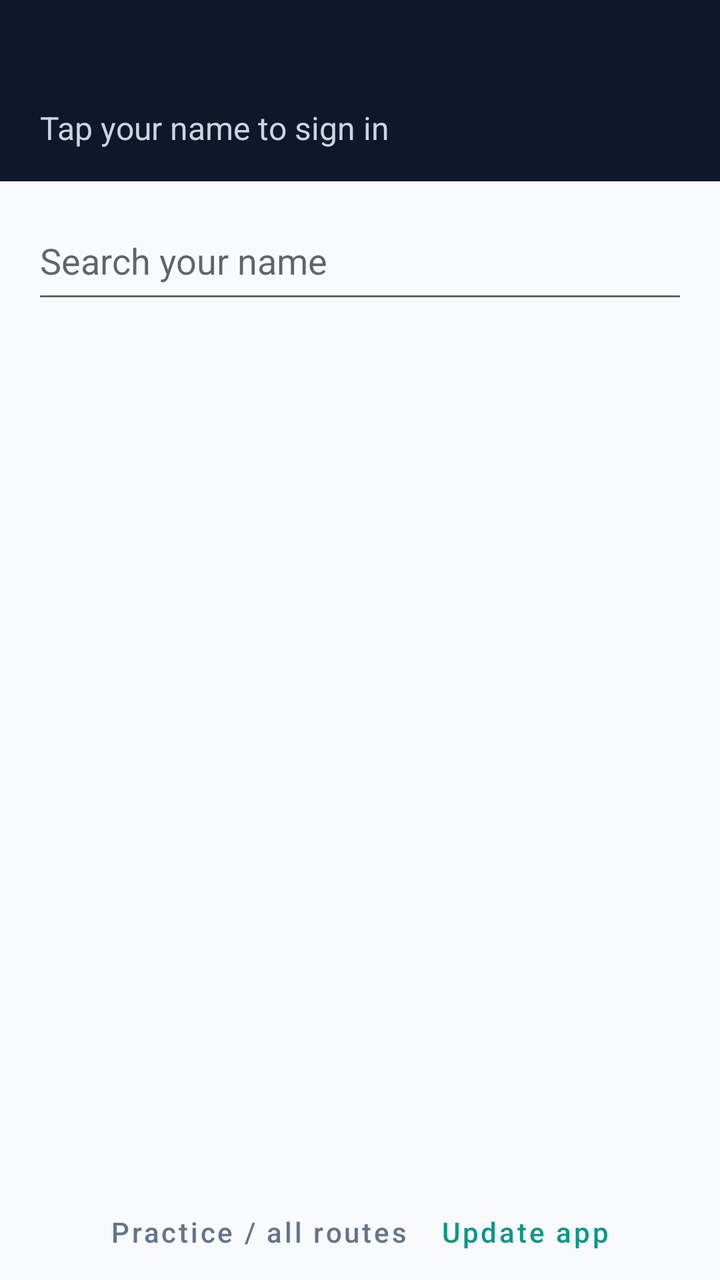
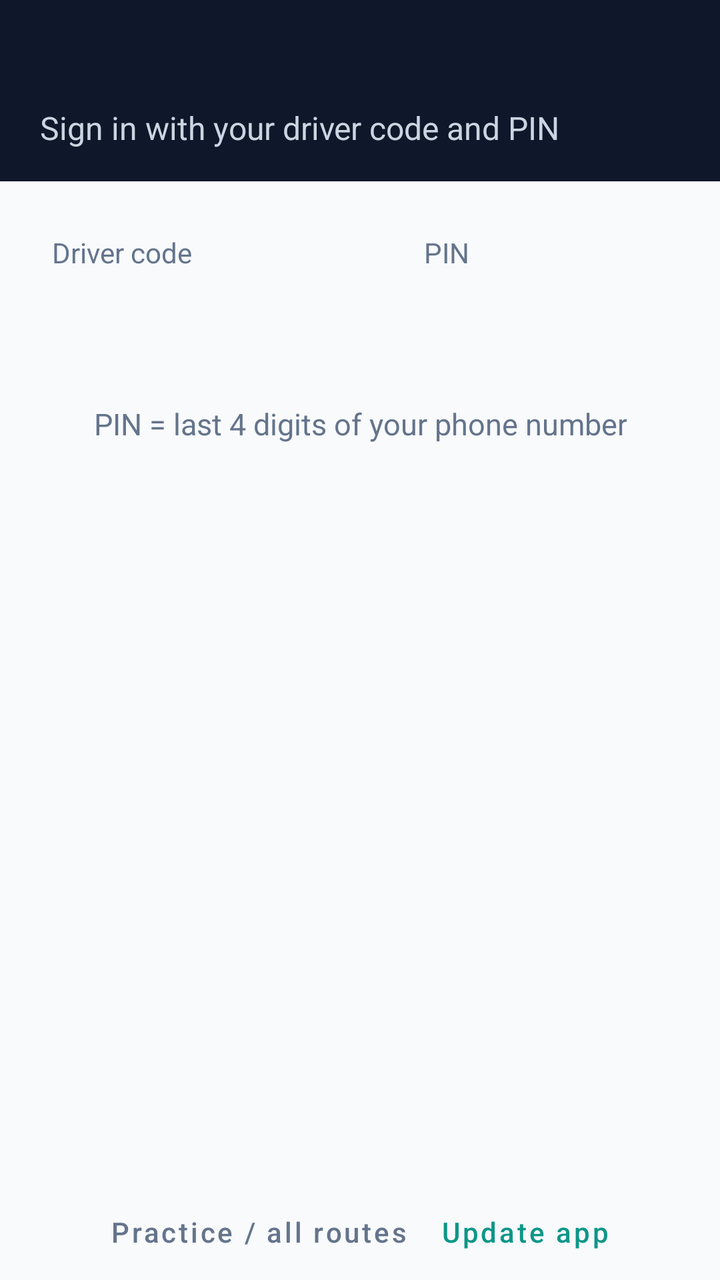

Two renders of the same Android screen: before a commit and after it. Below are the layout's source before the change and the commit's diff.
<!-- AndroidManifest.xml: application theme AppTheme -->
<!-- res/layout/activity_signin.xml -->
<?xml version="1.0" encoding="utf-8"?>
<LinearLayout xmlns:android="http://schemas.android.com/apk/res/android"
    android:layout_width="match_parent"
    android:layout_height="match_parent"
    android:orientation="vertical">

    <LinearLayout
        android:id="@+id/titleBox"
        android:layout_width="match_parent"
        android:layout_height="wrap_content"
        android:background="@color/ink"
        android:orientation="vertical"
        android:paddingStart="20dp"
        android:paddingTop="16dp"
        android:paddingEnd="20dp"
        android:paddingBottom="16dp">

        <TextView
            android:id="@+id/busTitle"
            android:layout_width="wrap_content"
            android:layout_height="wrap_content"
            android:textColor="#FFFFFF"
            android:textSize="26sp"
            android:textStyle="bold" />

        <TextView
            android:layout_width="wrap_content"
            android:layout_height="wrap_content"
            android:layout_marginTop="2dp"
            android:text="Tap your name to sign in"
            android:textColor="#CBD5E1"
            android:textSize="16sp" />
    </LinearLayout>

    <TextView
        android:id="@+id/warning"
        android:layout_width="match_parent"
        android:layout_height="wrap_content"
        android:background="@color/warnBg"
        android:padding="14dp"
        android:textColor="@color/warn"
        android:textSize="15sp"
        android:visibility="gone" />

    <EditText
        android:id="@+id/search"
        android:layout_width="match_parent"
        android:layout_height="56dp"
        android:layout_marginStart="16dp"
        android:layout_marginTop="10dp"
        android:layout_marginEnd="16dp"
        android:hint="Search your name"
        android:importantForAutofill="no"
        android:inputType="textPersonName|textNoSuggestions"
        android:textSize="18sp" />

    <ProgressBar
        android:id="@+id/progress"
        android:layout_width="wrap_content"
        android:layout_height="wrap_content"
        android:layout_gravity="center_horizontal"
        android:layout_marginTop="24dp" />

    <TextView
        android:id="@+id/message"
        android:layout_width="match_parent"
        android:layout_height="wrap_content"
        android:padding="16dp"
        android:textColor="@color/muted"
        android:textSize="16sp"
        android:visibility="gone" />

    <ListView
        android:id="@+id/list"
        android:layout_width="match_parent"
        android:layout_height="0dp"
        android:layout_weight="1"
        android:divider="@color/line"
        android:dividerHeight="1dp" />

    <LinearLayout
        android:layout_width="match_parent"
        android:layout_height="wrap_content"
        android:gravity="center"
        android:orientation="horizontal">

        <com.google.android.material.button.MaterialButton
            android:id="@+id/practice"
            style="@style/Widget.MaterialComponents.Button.TextButton"
            android:layout_width="wrap_content"
            android:layout_height="wrap_content"
            android:text="Practice / all routes"
            android:textAllCaps="false"
            android:textColor="@color/muted" />

        <com.google.android.material.button.MaterialButton
            android:id="@+id/updateApp"
            style="@style/Widget.MaterialComponents.Button.TextButton"
            android:layout_width="wrap_content"
            android:layout_height="wrap_content"
            android:text="Update app"
            android:textAllCaps="false"
            android:textColor="@color/brand" />
    </LinearLayout>
</LinearLayout>
<!-- resources referenced by this layout -->
<resources>
  <color name="brand">#0D9688</color>
  <color name="ink">#0F172A</color>
  <color name="line">#E2E8F0</color>
  <color name="muted">#64748B</color>
  <color name="warn">#B45309</color>
  <color name="warnBg">#FEF3C7</color>
  <style name="AppTheme" parent="Theme.MaterialComponents.Light.NoActionBar">
          <item name="colorPrimary">@color/brand</item>
          <item name="colorPrimaryDark">@color/brandDark</item>
          <item name="colorAccent">@color/brand</item>
          <item name="android:windowBackground">@color/bg</item>
          <item name="android:statusBarColor">@color/ink</item>
      </style>
  <color name="brandDark">#0B7A70</color>
  <color name="bg">#F8FAFC</color>
</resources>

<!-- the commit's change to res/layout/activity_signin.xml (unified diff, before → after) -->
@@ -27,7 +27,7 @@
             android:layout_width="wrap_content"
             android:layout_height="wrap_content"
             android:layout_marginTop="2dp"
-            android:text="Tap your name to sign in"
+            android:text="Sign in with your driver code and PIN"
             android:textColor="#CBD5E1"
             android:textSize="16sp" />
     </LinearLayout>
@@ -42,41 +42,102 @@
         android:textSize="15sp"
         android:visibility="gone" />
 
-    <EditText
-        android:id="@+id/search"
-        android:layout_width="match_parent"
-        android:layout_height="56dp"
-        android:layout_marginStart="16dp"
-        android:layout_marginTop="10dp"
-        android:layout_marginEnd="16dp"
-        android:hint="Search your name"
-        android:importantForAutofill="no"
-        android:inputType="textPersonName|textNoSuggestions"
-        android:textSize="18sp" />
-
-    <ProgressBar
-        android:id="@+id/progress"
-        android:layout_width="wrap_content"
-        android:layout_height="wrap_content"
-        android:layout_gravity="center_horizontal"
-        android:layout_marginTop="24dp" />
-
-    <TextView
-        android:id="@+id/message"
-        android:layout_width="match_parent"
-        android:layout_height="wrap_content"
-        android:padding="16dp"
-        android:textColor="@color/muted"
-        android:textSize="16sp"
-        android:visibility="gone" />
-
-    <ListView
-        android:id="@+id/list"
+    <ScrollView
         android:layout_width="match_parent"
         android:layout_height="0dp"
-        android:layout_weight="1"
-        android:divider="@color/line"
-        android:dividerHeight="1dp" />
+        android:layout_weight="1">
+
+        <LinearLayout
+            android:layout_width="match_parent"
+            android:layout_height="wrap_content"
+            android:gravity="center_horizontal"
+            android:orientation="vertical"
+            android:padding="16dp">
+
+            <LinearLayout
+                android:layout_width="wrap_content"
+                android:layout_height="wrap_content"
+                android:orientation="horizontal">
+
+                <LinearLayout
+                    android:id="@+id/codeBox"
+                    android:layout_width="170dp"
+                    android:layout_height="wrap_content"
+                    android:layout_marginEnd="16dp"
+                    android:orientation="vertical"
+                    android:padding="10dp">
+
+                    <TextView
+                        android:layout_width="wrap_content"
+                        android:layout_height="wrap_content"
+                        android:text="Driver code"
+                        android:textColor="@color/muted"
+                        android:textSize="14sp" />
+
+                    <TextView
+                        android:id="@+id/codeText"
+                        android:layout_width="match_parent"
+                        android:layout_height="wrap_content"
+                        android:gravity="center"
+                        android:letterSpacing="0.3"
+                        android:minHeight="48dp"
+                        android:textColor="@color/ink"
+                        android:textSize="32sp"
+                        android:textStyle="bold" />
+                </LinearLayout>
+
+                <LinearLayout
+                    android:id="@+id/pinBox"
+                    android:layout_width="170dp"
+                    android:layout_height="wrap_content"
+                    android:orientation="vertical"
+                    android:padding="10dp">
+
+                    <TextView
+                        android:layout_width="wrap_content"
+                        android:layout_height="wrap_content"
+                        android:text="PIN"
+                        android:textColor="@color/muted"
+                        android:textSize="14sp" />
+
+                    <TextView
+                        android:id="@+id/pinText"
+                        android:layout_width="match_parent"
+                        android:layout_height="wrap_content"
+                        android:gravity="center"
+                        android:letterSpacing="0.3"
+                        android:minHeight="48dp"
+                        android:textColor="@color/ink"
+                        android:textSize="32sp"
+                        android:textStyle="bold" />
+                </LinearLayout>
+            </LinearLayout>
+
+            <TextView
+                android:id="@+id/hint"
+                android:layout_width="wrap_content"
+                android:layout_height="wrap_content"
+                android:layout_marginTop="8dp"
+                android:gravity="center"
+                android:text="PIN = last 4 digits of your phone number"
+                android:textColor="@color/muted"
+                android:textSize="15sp" />
+
+            <GridLayout
+                android:id="@+id/pad"
+                android:layout_width="wrap_content"
+                android:layout_height="wrap_content"
+                android:layout_marginTop="12dp"
+                android:columnCount="3" />
+
+            <ProgressBar
+                android:id="@+id/progress"
+                android:layout_width="wrap_content"
+                android:layout_height="wrap_content"
+                android:layout_marginTop="8dp"
+                android:visibility="gone" />
+        </LinearLayout>
+    </ScrollView>
 
     <LinearLayout
         android:layout_width="match_parent"
<!-- resource entries referenced after the edit -->
@@ -2,7 +2,6 @@
 <resources>
   <color name="brand">#0D9688</color>
   <color name="ink">#0F172A</color>
-  <color name="line">#E2E8F0</color>
   <color name="muted">#64748B</color>
   <color name="warn">#B45309</color>
   <color name="warnBg">#FEF3C7</color>
